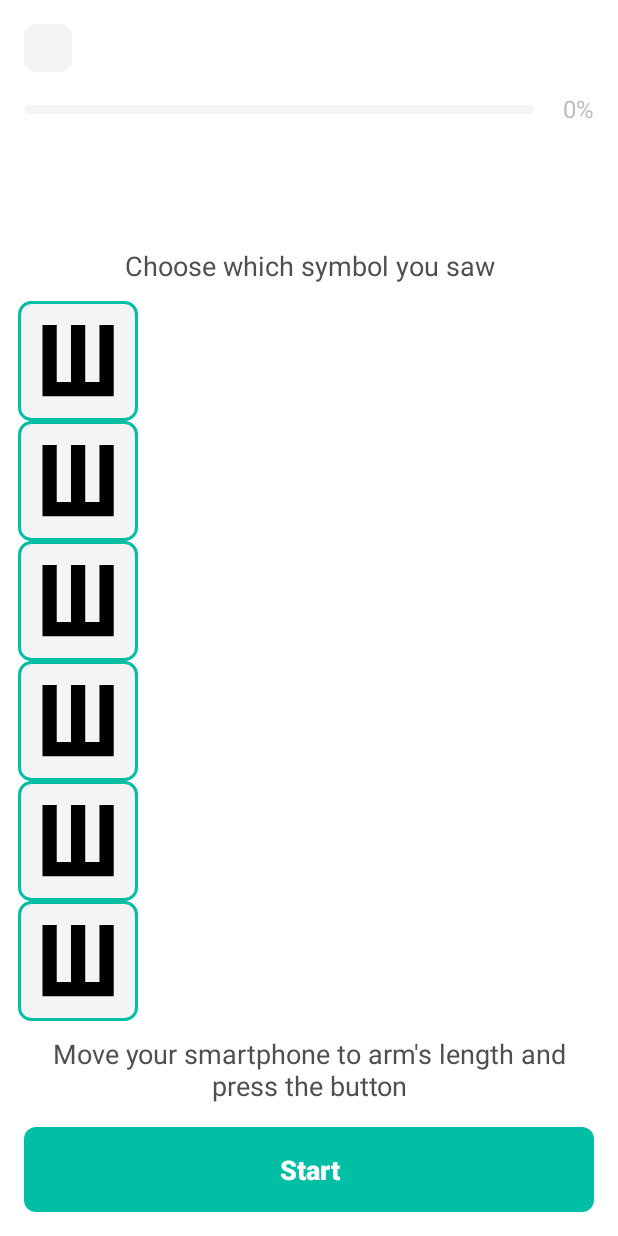
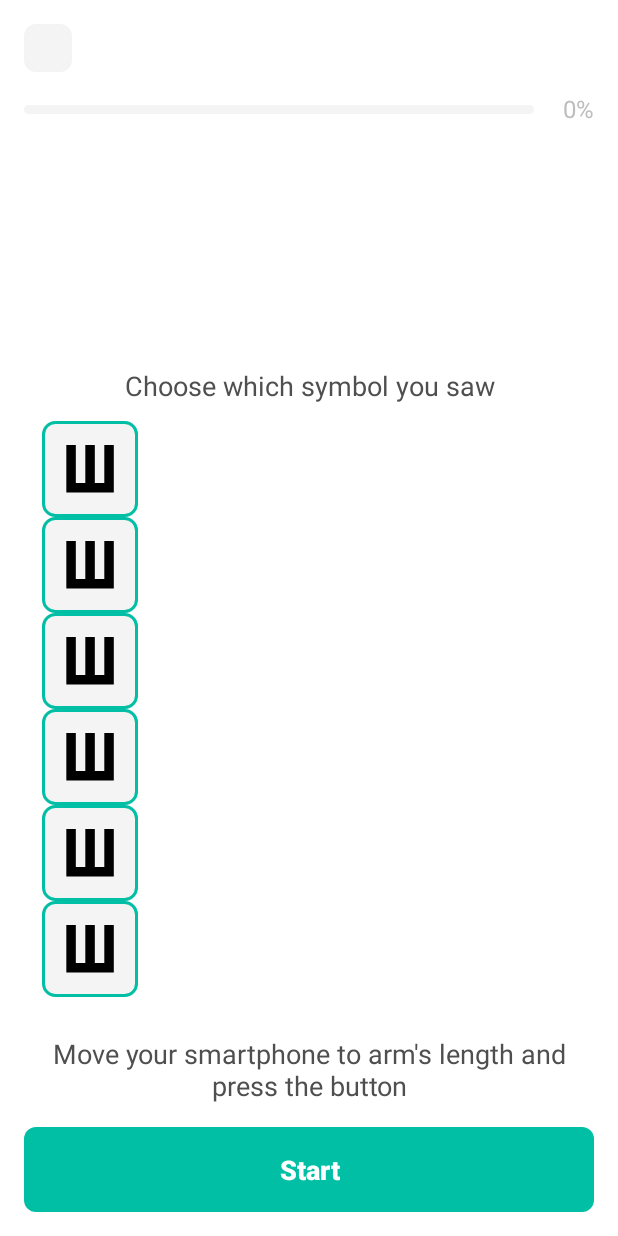
Before and after one commit to RznNike/EyeHealthManager, an Android app: the layout fragment_acuity_test.xml on its own in the app's theme, with its tools: preview values and no code run, on a phone screen of 412 x 824 dp. Run offline under Robolectric (Android 15) with nearby library versions, the light colour scheme and no system bars.

Commit message:
AcuityTestFragment dark mode fixed

```diff
--- a/app/src/main/res/layout/fragment_acuity_test.xml
+++ b/app/src/main/res/layout/fragment_acuity_test.xml
@@ -79,20 +79,33 @@
 
                 <Space
                     android:layout_width="match_parent"
+                    android:layout_height="16dp" />
+
+                <androidx.constraintlayout.widget.ConstraintLayout
+                    android:layout_width="match_parent"
                     android:layout_height="0dp"
-                    android:layout_weight="1" />
+                    android:layout_weight="1"
+                    android:layout_marginHorizontal="16dp"
+                    android:background="@drawable/bg_rounded_8"
+                    android:backgroundTint="@color/colorBackgroundTestWhite">
 
                     <androidx.appcompat.widget.AppCompatImageView
                         android:id="@+id/imageViewTest"
-                    android:layout_width="match_parent"
+                        android:layout_width="0dp"
                         android:layout_height="100dp"
+                        android:layout_margin="16dp"
                         android:scaleType="fitCenter"
+                        app:layout_constraintTop_toTopOf="parent"
+                        app:layout_constraintBottom_toBottomOf="parent"
+                        app:layout_constraintStart_toStartOf="parent"
+                        app:layout_constraintEnd_toEndOf="parent"
                         tools:src="@drawable/ic_letters_ru_sh"/>
+
+                </androidx.constraintlayout.widget.ConstraintLayout>
 
                 <Space
                     android:layout_width="match_parent"
-                    android:layout_height="0dp"
-                    android:layout_weight="1" />
+                    android:layout_height="16dp" />
 
                 <androidx.appcompat.widget.AppCompatTextView
                     android:layout_width="match_parent"
@@ -101,6 +114,7 @@
                     android:gravity="center"
                     android:layout_gravity="center"
                     android:textSize="18sp"
+                    android:minLines="2"
                     android:text="@string/press_button_to_answer"/>
 
             </LinearLayout>
@@ -114,9 +128,16 @@
                 tools:visibility="visible">
 
                 <Space
-                    android:layout_width="wrap_content"
+                    android:layout_width="match_parent"
+                    android:layout_height="16dp" />
+
+                <androidx.constraintlayout.widget.ConstraintLayout
+                    android:layout_width="match_parent"
                     android:layout_height="0dp"
-                    android:layout_weight="1" />
+                    android:layout_weight="1"
+                    android:layout_marginHorizontal="16dp"
+                    android:background="@drawable/bg_rounded_8"
+                    android:backgroundTint="@color/colorBackgroundTestWhite">
 
                     <androidx.appcompat.widget.AppCompatTextView
                         android:layout_width="match_parent"
@@ -125,7 +146,11 @@
                         android:gravity="center"
                         android:layout_gravity="center"
                         android:textSize="18sp"
-                    android:text="@string/acuity_answer_selection_header"/>
+                        android:textColor="@color/colorTextInvariant"
+                        android:text="@string/acuity_answer_selection_header"
+                        app:layout_constraintBottom_toTopOf="@id/recyclerViewAnswerVariants"
+                        app:layout_constraintStart_toStartOf="parent"
+                        app:layout_constraintEnd_toEndOf="parent"/>
 
                     <androidx.recyclerview.widget.RecyclerView
                         android:id="@+id/recyclerViewAnswerVariants"
@@ -137,7 +162,16 @@
                         android:overScrollMode="never"
                         tools:layoutManager="com.google.android.flexbox.FlexboxLayoutManager"
                         tools:listitem="@layout/item_symbol"
-                    tools:itemCount="7"/>
+                        tools:itemCount="7"
+                        app:layout_constraintBottom_toBottomOf="parent"
+                        app:layout_constraintStart_toStartOf="parent"
+                        app:layout_constraintEnd_toEndOf="parent"/>
+
+                </androidx.constraintlayout.widget.ConstraintLayout>
+
+                <Space
+                    android:layout_width="match_parent"
+                    android:layout_height="16dp" />
 
                 <androidx.appcompat.widget.AppCompatTextView
                     android:id="@+id/textViewTestTip"
@@ -147,6 +181,7 @@
                     android:gravity="center"
                     android:layout_gravity="center"
                     android:textSize="18sp"
+                    android:minLines="2"
                     android:text="@string/acuity_info_before_symbol_show"/>
 
             </LinearLayout>
--- a/app/src/main/res/layout/item_cant_answer.xml
+++ b/app/src/main/res/layout/item_cant_answer.xml
@@ -5,7 +5,7 @@
     android:layout_width="match_parent"
     android:layout_height="wrap_content"
     android:background="@drawable/bg_rounded_8"
-    android:backgroundTint="@color/colorBackground"
+    android:backgroundTint="@color/colorBackgroundInvariant"
     android:orientation="horizontal">
 
     <androidx.appcompat.widget.AppCompatTextView
@@ -16,6 +16,7 @@
         android:padding="12dp"
         android:textAlignment="center"
         android:textSize="20sp"
+        android:textColor="@color/colorTextInvariant"
         android:text="@string/cant_answer"
         tools:background="@drawable/bg_rounded_8_outline_accent"/>
 
--- a/app/src/main/res/layout/item_symbol.xml
+++ b/app/src/main/res/layout/item_symbol.xml
@@ -2,10 +2,10 @@
 <FrameLayout
     xmlns:android="http://schemas.android.com/apk/res/android"
     xmlns:tools="http://schemas.android.com/tools"
-    android:layout_width="80dp"
-    android:layout_height="80dp"
+    android:layout_width="64dp"
+    android:layout_height="64dp"
     android:background="@drawable/bg_rounded_8"
-    android:backgroundTint="@color/colorBackground"
+    android:backgroundTint="@color/colorBackgroundInvariant"
     android:orientation="horizontal">
 
     <androidx.appcompat.widget.AppCompatImageView
--- a/resources/src/main/res/values/colors.xml
+++ b/resources/src/main/res/values/colors.xml
@@ -6,9 +6,11 @@
 
     <color name="colorAccentPressed">#00A28C</color>
     <color name="colorText">#4F4F4F</color>
+    <color name="colorTextInvariant">#4F4F4F</color>
     <color name="colorTextDark">#BDBDBD</color>
     <color name="colorTextLight">#FFFFFF</color>
     <color name="colorBackground">#F4F4F4</color>
+    <color name="colorBackgroundInvariant">#F4F4F4</color>
     <color name="colorBackgroundA50">#80F4F4F4</color>
     <color name="colorBackgroundLight">#FFFFFF</color>
     <color name="colorBackgroundLightA50">#80FFFFFF</color>
```
Lines whose indentation alone changed are shown as unchanged.
